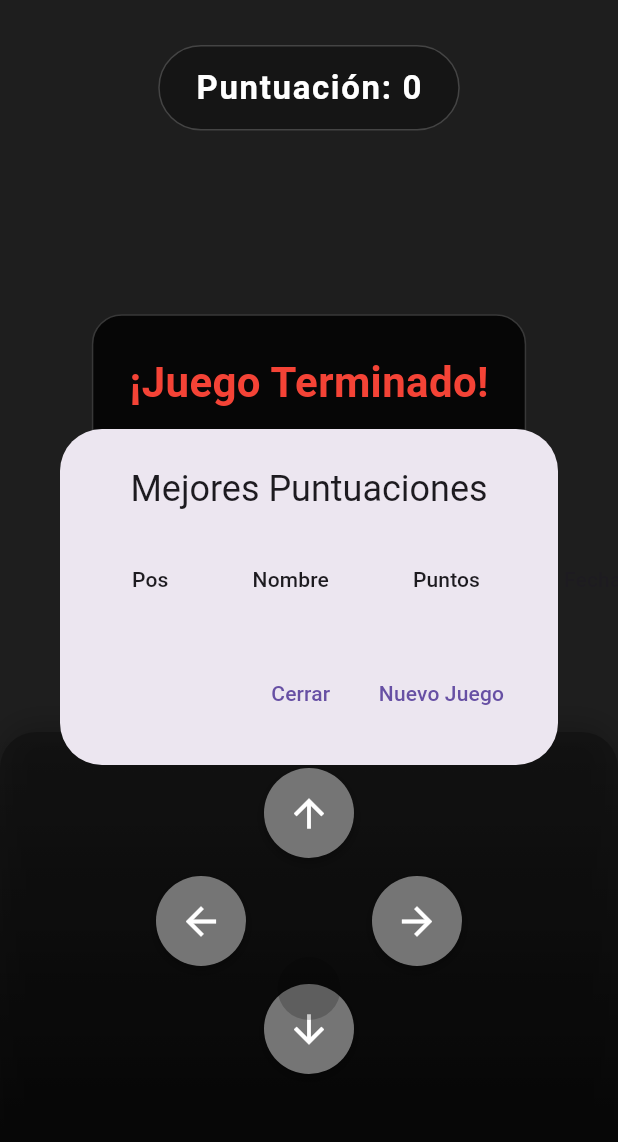
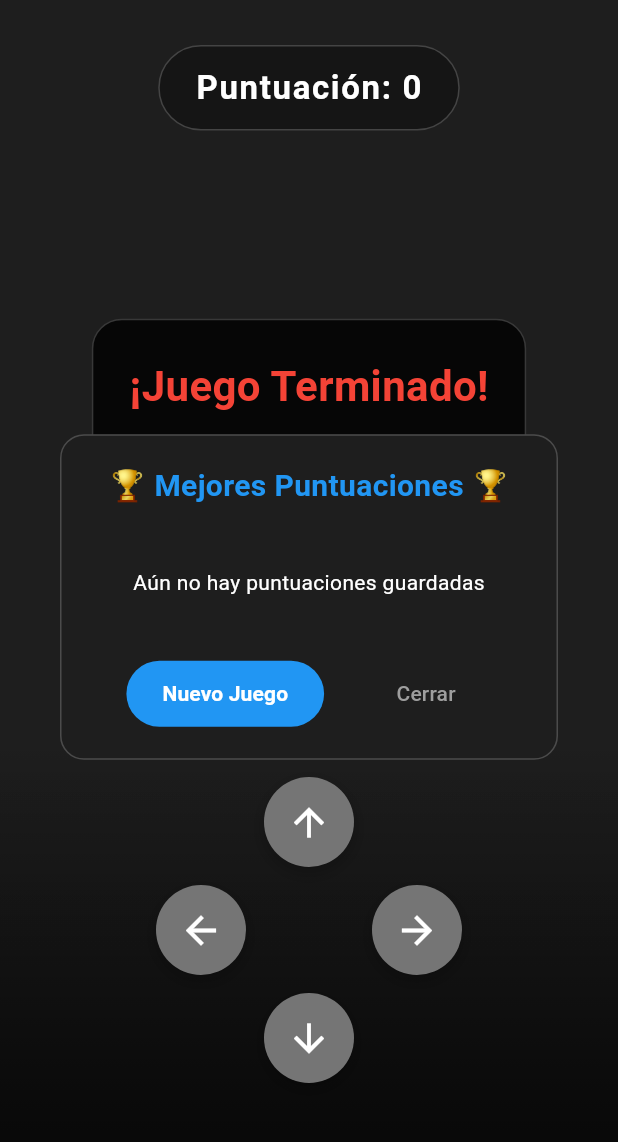
Before and after one commit to cesarkmelo/snake, a Flutter app: the screen it shows after launch, after a tap on "JUGAR DE NUEVO", after a tap on the "arrow forward" icon, after a tap on the "leaderboard" icon, on a phone screen of 412 x 824 dp, the part 63-1205 px from its top. Run offline on Flutter 3.47's test engine with Material 3 defaults, Android fonts, the phone set to English and light mode, and no system bars; our stand-ins replace shared_preferences.

Commit message:
Ajuste tabla de puntajes y controles

```diff
--- a/lib/widgets/controls.dart
+++ b/lib/widgets/controls.dart
@@ -21,13 +21,14 @@ class Controls extends StatelessWidget {
       width: size,
       height: size,
       decoration: BoxDecoration(
-        color: backgroundColor ?? Colors.blue[700],
+        color: backgroundColor ?? primaryColor,
         shape: BoxShape.circle,
         boxShadow: [
           BoxShadow(
-            color: Colors.black.withOpacity(0.3),
-            blurRadius: 6,
-            offset: const Offset(0, 3),
+            color: Colors.black.withOpacity(0.2),
+            blurRadius: 8,
+            spreadRadius: 1,
+            offset: const Offset(0, 4),
           ),
         ],
       ),
@@ -54,17 +55,16 @@ class Controls extends StatelessWidget {
     final buttonSpacing = 12.0; // Espaciado entre botones
 
     return Container(
-      padding: const EdgeInsets.symmetric(vertical: 24.0, horizontal: 16.0),
+      padding: const EdgeInsets.only(top: 24.0, bottom: 40.0, left: 16.0, right: 16.0),
       decoration: BoxDecoration(
-        color: Colors.black26,
-        borderRadius: const BorderRadius.vertical(top: Radius.circular(24)),
-        boxShadow: [
-          BoxShadow(
-            color: Colors.black.withOpacity(0.2),
-            blurRadius: 15,
-            offset: const Offset(0, -5),
-          ),
-        ],
+        gradient: LinearGradient(
+          begin: Alignment.topCenter,
+          end: Alignment.bottomCenter,
+          colors: [
+            Colors.transparent,
+            Colors.black.withOpacity(0.2),
+          ],
+        ),
       ),
       child: Column(
         mainAxisSize: MainAxisSize.min,
@@ -112,18 +112,8 @@ class Controls extends StatelessWidget {
             backgroundColor: isGameOver ? Colors.grey[600] : Colors.blue[700],
           ),
 
-          // Botón central (espacio reservado para mantener la estructura)
-          Transform.translate(
-            offset: Offset(0, -buttonSize - buttonSpacing * 1.5),
-            child: Container(
-              width: buttonSize * 0.7,
-              height: buttonSize * 0.7,
-              decoration: BoxDecoration(
-                color: Colors.black.withOpacity(0.2),
-                shape: BoxShape.circle,
-              ),
-            ),
-          ),
+          // Espacio adicional en la parte inferior para mejor accesibilidad
+          SizedBox(height: 20),
         ],
       ),
     );
--- a/lib/widgets/high_scores_dialog.dart
+++ b/lib/widgets/high_scores_dialog.dart
@@ -1,5 +1,7 @@
 import 'package:flutter/material.dart';
+import 'package:intl/intl.dart';
 import '../models/high_score.dart';
+import '../utils/constants.dart';
 
 class HighScoresDialog extends StatelessWidget {
   final List<HighScore> highScores;
@@ -13,44 +15,146 @@ class HighScoresDialog extends StatelessWidget {
     required this.onClose,
   }) : super(key: key);
 
+  String _formatDate(DateTime date) {
+    return '${date.day}/${date.month}/${date.year}';
+  }
+
   @override
   Widget build(BuildContext context) {
-    return AlertDialog(
-      title: const Text('Mejores Puntuaciones', textAlign: TextAlign.center),
-      content: Container(
-        width: double.maxFinite,
-        child: SingleChildScrollView(
-          child: DataTable(
-            columns: const [
-              DataColumn(label: Text('Pos')),
-              DataColumn(label: Text('Nombre')),
-              DataColumn(label: Text('Puntos')),
-              DataColumn(label: Text('Fecha')),
-            ],
-            rows:
-                highScores.asMap().entries.map((entry) {
-                  final index = entry.key;
-                  final score = entry.value;
-                  return DataRow(
-                    cells: [
-                      DataCell(Text('${index + 1}')),
-                      DataCell(Text(score.name)),
-                      DataCell(Text('${score.score}')),
-                      DataCell(
-                        Text(
-                          '${score.date.day}/${score.date.month}/${score.date.year}',
+    final topScores = highScores.take(7).toList();
+
+    return Dialog(
+      backgroundColor: scaffoldBgColor,
+      shape: RoundedRectangleBorder(
+        borderRadius: BorderRadius.circular(16),
+        side: BorderSide(color: borderColor, width: 1),
+      ),
+      child: Container(
+        padding: const EdgeInsets.all(20),
+        child: Column(
+          mainAxisSize: MainAxisSize.min,
+          children: [
+            const Text(
+              '🏆 Mejores Puntuaciones 🏆',
+              style: TextStyle(
+                fontSize: 20,
+                fontWeight: FontWeight.bold,
+                color: primaryColor,
+              ),
+            ),
+            const SizedBox(height: 16),
+            if (topScores.isEmpty)
+              const Padding(
+                padding: EdgeInsets.symmetric(vertical: 24),
+                child: Text('Aún no hay puntuaciones guardadas',
+                    style: TextStyle(color: textColor)),
+              )
+            else
+              ...topScores.asMap().entries.map((entry) {
+                final index = entry.key;
+                final score = entry.value;
+                return Container(
+                  margin: const EdgeInsets.only(bottom: 8),
+                  padding: const EdgeInsets.symmetric(vertical: 8, horizontal: 16),
+                  decoration: BoxDecoration(
+                    color: Colors.black26,
+                    borderRadius: BorderRadius.circular(12),
+                    border: Border.all(color: borderColor, width: 0.5),
+                  ),
+                  child: Row(
+                    children: [
+                      Container(
+                        width: 30,
+                        alignment: Alignment.center,
+                        child: Text(
+                          '${index + 1}',
+                          style: const TextStyle(
+                            fontSize: 16,
+                            fontWeight: FontWeight.bold,
+                            color: primaryColor,
+                          ),
+                        ),
+                      ),
+                      Expanded(
+                        child: Column(
+                          crossAxisAlignment: CrossAxisAlignment.start,
+                          children: [
+                            Text(
+                              score.name,
+                              style: const TextStyle(
+                                fontSize: 16,
+                                fontWeight: FontWeight.bold,
+                                color: textColor,
+                              ),
+                              overflow: TextOverflow.ellipsis,
+                            ),
+                            Text(
+                              _formatDate(score.date),
+                              style: TextStyle(
+                                fontSize: 12,
+                                color: Colors.grey[400],
+                              ),
+                            ),
+                          ],
+                        ),
+                      ),
+                      Container(
+                        padding: const EdgeInsets.symmetric(horizontal: 12, vertical: 4),
+                        decoration: BoxDecoration(
+                          color: primaryColor.withOpacity(0.2),
+                          borderRadius: BorderRadius.circular(12),
+                        ),
+                        child: Text(
+                          '${score.score}',
+                          style: const TextStyle(
+                            fontSize: 16,
+                            fontWeight: FontWeight.bold,
+                            color: primaryColor,
+                          ),
                         ),
                       ),
                     ],
-                  );
-                }).toList(),
-          ),
+                  ),
+                );
+              }).toList(),
+            const SizedBox(height: 16),
+            Row(
+              mainAxisAlignment: MainAxisAlignment.spaceEvenly,
+              children: [
+                TextButton(
+                  onPressed: onNewGame,
+                  style: TextButton.styleFrom(
+                    padding: const EdgeInsets.symmetric(horizontal: 24, vertical: 12),
+                    backgroundColor: primaryColor,
+                    shape: RoundedRectangleBorder(
+                      borderRadius: BorderRadius.circular(30),
+                    ),
+                  ),
+                  child: const Text(
+                    'Nuevo Juego',
+                    style: TextStyle(
+                      color: Colors.white,
+                      fontWeight: FontWeight.bold,
+                    ),
+                  ),
+                ),
+                TextButton(
+                  onPressed: onClose,
+                  style: TextButton.styleFrom(
+                    padding: const EdgeInsets.symmetric(horizontal: 24, vertical: 12),
+                  ),
+                  child: const Text(
+                    'Cerrar',
+                    style: TextStyle(
+                      color: Colors.grey,
+                    ),
+                  ),
+                ),
+              ],
+            ),
+          ],
         ),
       ),
-      actions: <Widget>[
-        TextButton(child: const Text('Cerrar'), onPressed: onClose),
-        TextButton(child: const Text('Nuevo Juego'), onPressed: onNewGame),
-      ],
     );
   }
 }
--- a/pubspec.yaml
+++ b/pubspec.yaml
@@ -34,6 +34,7 @@ dependencies:
   # The following adds the Cupertino Icons font to your application.
   # Use with the CupertinoIcons class for iOS style icons.
   cupertino_icons: ^1.0.8
+  intl: ^0.20.2
 
 dev_dependencies:
   flutter_test:
```
Also changed, not shown: lib/screens/game_screen.dart (+21 -12 lines), pubspec.lock.
